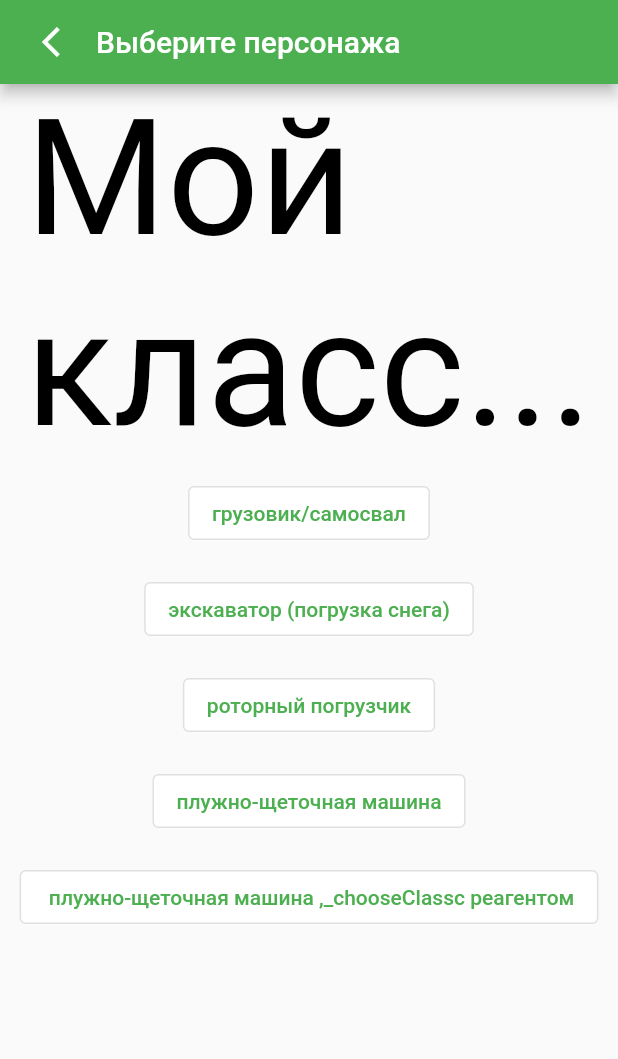
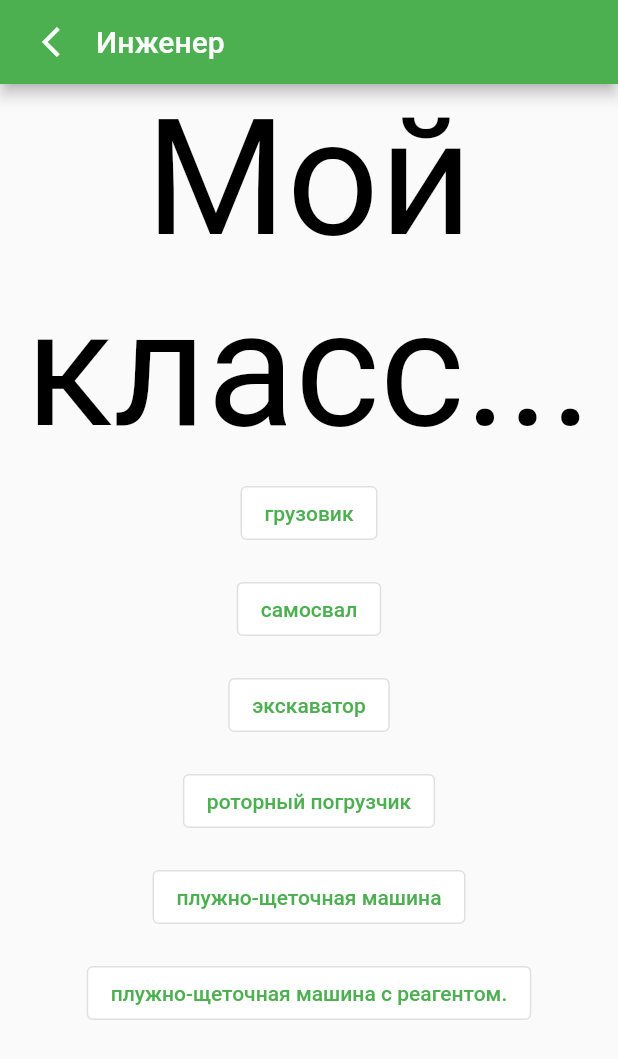
Before and after one commit to mentoster/sheremetyevo_tasks, a Flutter app: the screen it shows after launch, after a tap on "Инженер", on a phone screen of 412 x 824 dp. Shown: the top 1059 px of the screen. Run offline on Flutter 3.47's test engine with Material 2 defaults, Android fonts, the phone set to English and light mode, and no system bars; our stand-ins replace flutter_slidable, liquid_progress_indicator_ns, photo_view, sliding_up_panel.

Commit message:
update classes

```diff
--- a/lib/Screens/loginscreen/chooseType.dart
+++ b/lib/Screens/loginscreen/chooseType.dart
@@ -14,19 +14,22 @@ class ChooseType extends StatelessWidget {
     return Center(
       child: Column(
         children: [
-          Text("Мой \nкласс...",
-              style: TextStyle(fontSize: 108, color: Colors.black)),
+          Center(
+            child: Text("Мой\nкласс...",
+                textAlign: TextAlign.center,
+                style: TextStyle(fontSize: 108, color: Colors.black)),
+          ),
           Container(
             child: Column(
               crossAxisAlignment: CrossAxisAlignment.center,
               mainAxisAlignment: MainAxisAlignment.spaceAround,
               children: [
-                TypeButton("грузовик/самосвал", _chooseClass),
-                TypeButton("экскаватор (погрузка снега)", _chooseClass),
+                TypeButton("грузовик", _chooseClass),
+                TypeButton("самосвал", _chooseClass),
+                TypeButton("экскаватор", _chooseClass),
                 TypeButton("роторный погрузчик", _chooseClass),
                 TypeButton("плужно-щеточная машина", _chooseClass),
-                TypeButton(" плужно-щеточная машина ,_chooseClassс реагентом",
-                    _chooseClass),
+                TypeButton("плужно-щеточная машина с реагентом.", _chooseClass),
               ],
             ),
           ),
--- a/lib/Screens/loginscreen/choose_character.dart
+++ b/lib/Screens/loginscreen/choose_character.dart
@@ -19,7 +19,7 @@ class ChooseCharacter extends StatelessWidget {
             OutlinedButton(
               onPressed: () {
                 nextPage();
-                changeCharacter(false);
+                changeCharacter(true);
               },
               child: const Text('Инженер'),
               style: ButtonStyle(
@@ -29,7 +29,7 @@ class ChooseCharacter extends StatelessWidget {
             OutlinedButton(
               onPressed: () {
                 nextPage();
-                changeCharacter(true);
+                changeCharacter(false);
               },
               child: const Text('Работник'),
               style: ButtonStyle(
--- a/lib/Screens/loginscreen/login_screen.dart
+++ b/lib/Screens/loginscreen/login_screen.dart
@@ -10,13 +10,10 @@ class LoginScreen extends StatefulWidget {
 
 class _LoginScreenState extends State<LoginScreen> {
   int _page = 0;
-
   bool _isEngineer = true;
-
   String _type = "null";
-
   bool _loadApp = false;
-
+  String titleText = 'Выберите персонажа';
   void _backPage() {
     if (_page > 0)
       setState(() {
@@ -37,11 +34,17 @@ class _LoginScreenState extends State<LoginScreen> {
 
   void _changeCharacter(bool isEng) {
     _isEngineer = isEng;
+    setState(() {
+      titleText = _isEngineer ? "Инженер" : "Работник";
+    });
     print("login_screen -> _isEngineer : $_isEngineer");
   }
 
   void _chooseClass(String type) {
     _type = type;
+    setState(() {
+      titleText = (_isEngineer ? "Инженер" : "Работник") + ", класс $type.";
+    });
     print("login_screen -> _type : $_type");
   }
 
@@ -50,7 +53,7 @@ class _LoginScreenState extends State<LoginScreen> {
     List<Widget> pages = [
       ChooseCharacter(_nextPage, _changeCharacter),
       ChooseType(_nextPage, _chooseClass),
-      WayMap(),
+      WayMap(_isEngineer),
     ];
     return Scaffold(
         appBar: AppBar(
@@ -61,7 +64,13 @@ class _LoginScreenState extends State<LoginScreen> {
                     _backPage();
                   },
                   icon: Icon(Icons.arrow_back_ios)),
-              const Text('Выберите персонажа'),
+              Expanded(
+                child: Text(
+                  titleText,
+                  overflow: TextOverflow.fade,
+                  softWrap: true,
+                ),
+              ),
             ],
           ),
         ),
```
Also changed, not shown: lib/Screens/mapScreen/way_map.dart (+3 -29 lines), lib/Screens/mapScreen/widgets/opened_card.dart (+15 -1 lines).
